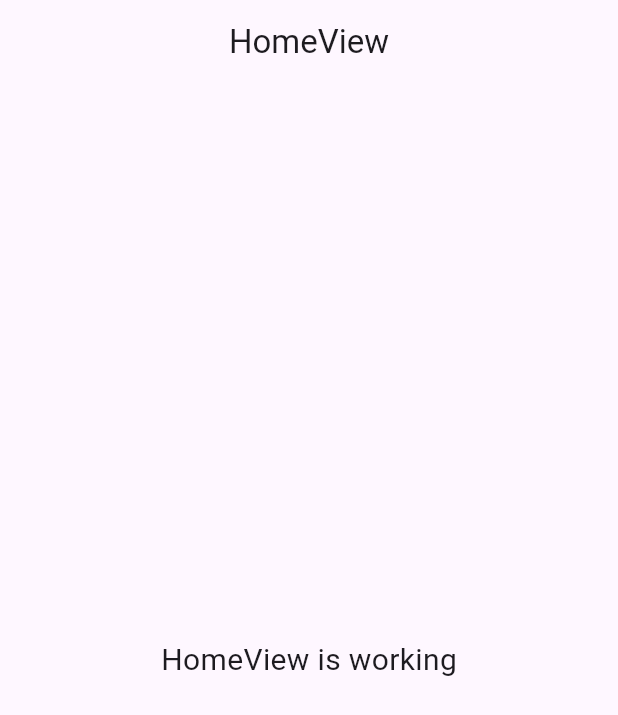
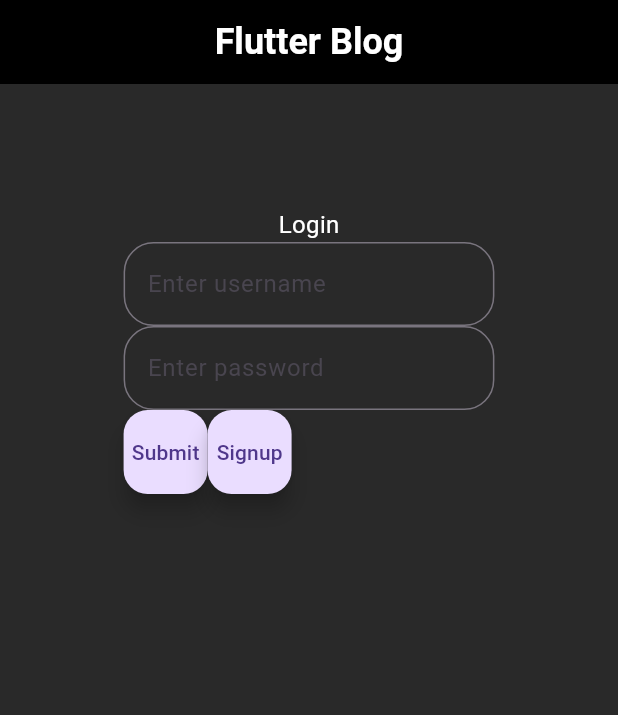
Before and after one commit to AkuSarma/flutter_blog, a Flutter app: the screen it shows after launch, on a phone screen of 412 x 824 dp. Shown: the top 715 px of the screen. Run offline on Flutter 3.47's test engine with Material 3 defaults, Android fonts, the phone set to English and light mode, and no system bars; our stand-ins replace firebase_core, flutter_screenutil, get; accounts and stored records are empty.

Commit message:
completed login page ui

```diff
--- /dev/null
+++ b/lib/app/modules/login/views/login_view.dart
@@ -0,0 +1,92 @@
+import 'package:flutter/material.dart';
+import 'package:get/get.dart';
+import '../controllers/login_controller.dart';
+
+class LoginView extends GetView<LoginController> {
+  const LoginView({super.key});
+
+  @override
+  Widget build(BuildContext context) {
+    return Scaffold(
+      appBar: AppBar(
+        title: Text(
+          'Flutter Blog',
+          style: TextStyle(
+            color: Colors.white,
+            fontSize: 24.0,
+            fontWeight: FontWeight.bold,
+          ),
+        ),
+        centerTitle: true,
+        backgroundColor: Colors.black,
+      ),
+      body: Container(
+        color: const Color.fromARGB(255, 41, 41, 41),
+        alignment: Alignment.center,
+        padding: EdgeInsets.only(
+          top: MediaQuery.sizeOf(context).height * 0.1,
+          left: MediaQuery.sizeOf(context).width * 0.2,
+          right: MediaQuery.sizeOf(context).width * 0.2,
+          bottom: MediaQuery.sizeOf(context).height * 0.2,
+        ),
+        child: Column(
+          children: [
+            Text(
+              "Login",
+              style: TextStyle(
+                color: Colors.white,
+                fontSize: 16.0,
+              ),
+            ),
+            TextField(
+              decoration: InputDecoration(
+                border:
+                    OutlineInputBorder(borderRadius: BorderRadius.circular(20)),
+                hintText: 'Enter username',
+              ),
+            ),
+            TextField(
+              decoration: InputDecoration(
+                border:
+                    OutlineInputBorder(borderRadius: BorderRadius.circular(20)),
+                hintText: 'Enter password',
+              ),
+            ),
+            Row(
+              children: [
+                FloatingActionButton(
+                  onPressed: () {
+                    showDialog(
+                      context: context,
+                      builder: (context) {
+                        return AlertDialog(
+                          content: Text("Login button is pressed"),
+                        );
+                      },
+                    );
+                  },
+                  tooltip: 'Login to continue',
+                  child: const Text("Submit"),
+                ),
+                FloatingActionButton(
+                  onPressed: () {
+                    showDialog(
+                      context: context,
+                      builder: (context) {
+                        return AlertDialog(
+                          content: Text("Signup button is pressed"),
+                        );
+                      },
+                    );
+                  },
+                  tooltip: "Don't have an account",
+                  child: const Text("Signup"),
+                ),
+              ],
+            ),
+          ],
+        ),
+      ),
+    );
+  }
+}
--- a/lib/app/routes/app_pages.dart
+++ b/lib/app/routes/app_pages.dart
@@ -2,13 +2,17 @@ import 'package:get/get.dart';
 
 import '../modules/home/bindings/home_binding.dart';
 import '../modules/home/views/home_view.dart';
+import '../modules/login/bindings/login_binding.dart';
+import '../modules/login/views/login_view.dart';
+import '../modules/sign_up/bindings/sign_up_binding.dart';
+import '../modules/sign_up/views/sign_up_view.dart';
 
 part 'app_routes.dart';
 
 class AppPages {
   AppPages._();
 
-  static const INITIAL = Routes.HOME;
+  static const INITIAL = Routes.LOGIN;
 
   static final routes = [
     GetPage(
@@ -16,5 +20,15 @@ class AppPages {
       page: () => const HomeView(),
       binding: HomeBinding(),
     ),
+    GetPage(
+      name: _Paths.LOGIN,
+      page: () => const LoginView(),
+      binding: LoginBinding(),
+    ),
+    GetPage(
+      name: _Paths.SIGN_UP,
+      page: () => const SignUpView(),
+      binding: SignUpBinding(),
+    ),
   ];
 }
--- a/lib/app/routes/app_routes.dart
+++ b/lib/app/routes/app_routes.dart
@@ -4,9 +4,13 @@ part of 'app_pages.dart';
 abstract class Routes {
   Routes._();
   static const HOME = _Paths.HOME;
+  static const LOGIN = _Paths.LOGIN;
+  static const SIGN_UP = _Paths.SIGN_UP;
 }
 
 abstract class _Paths {
   _Paths._();
   static const HOME = '/home';
+  static const LOGIN = '/login';
+  static const SIGN_UP = '/sign-up';
 }
--- a/lib/main.dart
+++ b/lib/main.dart
@@ -7,15 +7,29 @@ import 'app/routes/app_pages.dart';
 import 'package:firebase_core/firebase_core.dart';
 import 'firebase_options.dart';
 
+import 'package:flutter_screenutil/flutter_screenutil.dart';
+
 void main() async {
   await Firebase.initializeApp(
     options: DefaultFirebaseOptions.currentPlatform,
   );
   runApp(
-    GetMaterialApp(
-      title: "Application",
-      initialRoute: AppPages.INITIAL,
-      getPages: AppPages.routes,
-    ),
+    MyApp(),
   );
 }
+
+class MyApp extends StatelessWidget {
+  @override
+  Widget build(BuildContext context) {
+    return ScreenUtilInit(
+      designSize: const Size(360, 690),
+      builder: (context, child) {
+        return GetMaterialApp(
+          title: "Application",
+          initialRoute: AppPages.INITIAL,
+          getPages: AppPages.routes,
+        );
+      },
+    );
+  }
+}
--- a/pubspec.yaml
+++ b/pubspec.yaml
@@ -37,6 +37,7 @@ dependencies:
   cupertino_icons: ^1.0.8
   get: ^4.6.6
   firebase_core: ^3.6.0
+  flutter_screenutil: ^5.9.3
 
 dev_dependencies:
   flutter_test:
```
Also changed, not shown: lib/app/modules/login/bindings/login_binding.dart (added, +12 -0 lines), lib/app/modules/login/controllers/login_controller.dart (added, +23 -0 lines), lib/app/modules/sign_up/bindings/sign_up_binding.dart (added, +12 -0 lines), lib/app/modules/sign_up/controllers/sign_up_controller.dart (added, +23 -0 lines), lib/app/modules/sign_up/views/sign_up_view.dart (added, +24 -0 lines), pubspec.lock.
